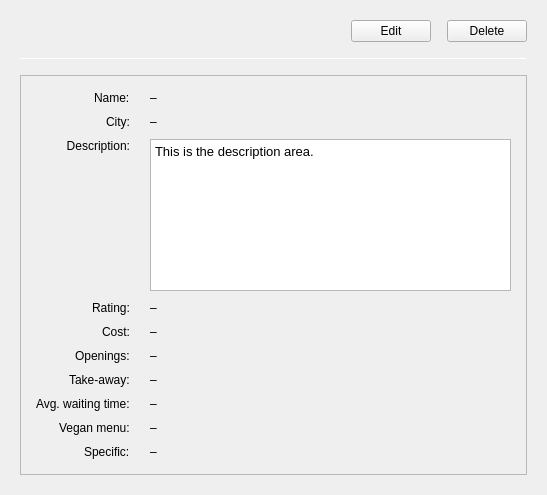
The window that foodwidget.ui (biasuzzi-davide/CapitalFocus) describes before a commit, drawn with Qt 5.
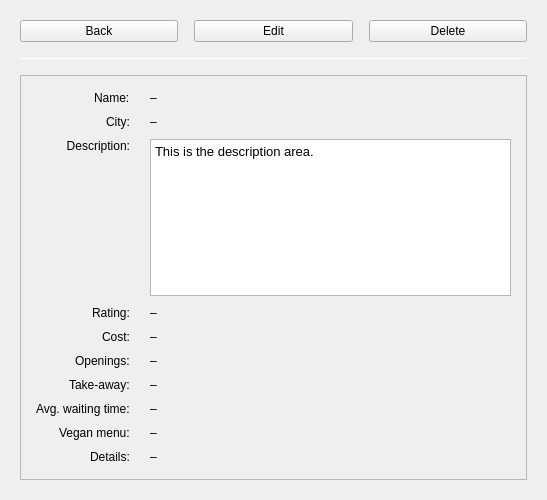
The same window after the commit.

Patch:
```diff
--- a/foodwidget.ui
+++ b/foodwidget.ui
@@ -7,7 +7,7 @@
     <x>0</x>
     <y>0</y>
     <width>547</width>
-    <height>495</height>
+    <height>500</height>
    </rect>
   </property>
   <property name="windowTitle">
@@ -106,20 +106,11 @@
    <item>
     <layout class="QHBoxLayout" name="buttonLayout">
      <item>
-      <spacer name="horizontalSpacer">
-       <property name="orientation">
-        <enum>Qt::Horizontal</enum>
+      <widget class="QPushButton" name="pushBack">
+       <property name="text">
+        <string>Back</string>
        </property>
-       <property name="sizeType">
-        <enum>QSizePolicy::Expanding</enum>
-       </property>
-       <property name="sizeHint" stdset="0">
-        <size>
-         <width>40</width>
-         <height>20</height>
-        </size>
-       </property>
-      </spacer>
+      </widget>
      </item>
      <item>
       <widget class="QPushButton" name="pushEdit">
@@ -345,7 +336,7 @@
         <item row="9" column="0">
          <widget class="QLabel" name="labelSpecific">
           <property name="text">
-           <string>Specific:</string>
+           <string>Details:</string>
           </property>
          </widget>
         </item>
```
Left out of the diff: 6 changed lines with no effect on the pictures.
